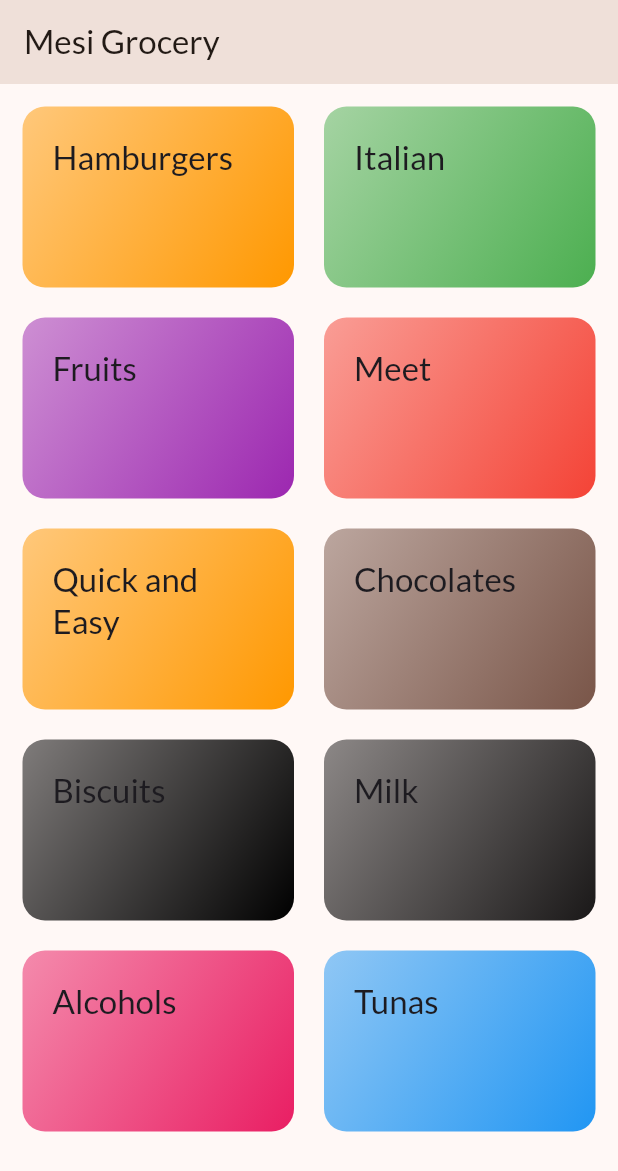
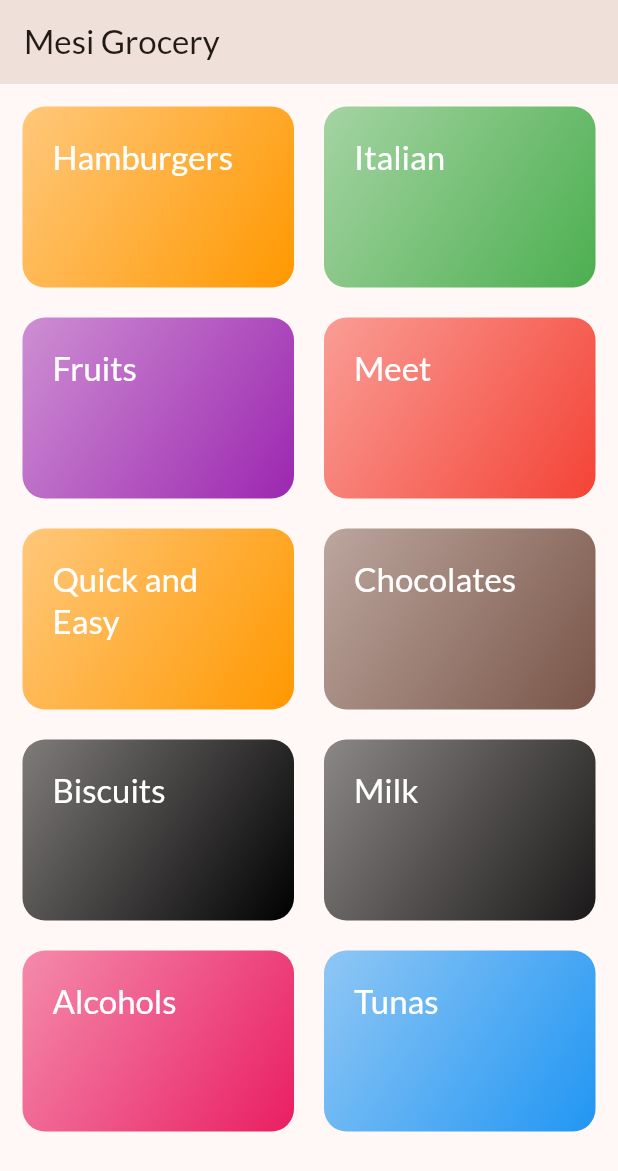
Before and after one commit to mesafntzewdu/meal_menu, a Flutter app: the screen it shows after launch, on a phone screen of 412 x 824 dp. Shown: the top 1171 px of the screen. Run offline on Flutter 3.47's test engine with Material 3 defaults, Android fonts, the phone set to English and light mode, and no system bars; our stand-ins replace google_fonts, transparent_image.

Commit message:
category detail is completed

```diff
--- a/lib/widget/category_grid_item.dart
+++ b/lib/widget/category_grid_item.dart
@@ -29,7 +29,10 @@ class CategoryGirdItem extends StatelessWidget {
         ),
         child: Text(
           category.title,
-          style: Theme.of(context).textTheme.titleLarge,
+          style: Theme.of(context)
+              .textTheme
+              .titleLarge!
+              .copyWith(color: Colors.white),
         ),
       ),
     );
```
Also changed, not shown: lib/screens/meals_details.dart (+38 -3 lines), lib/widget/meal_item.dart (+14 -1 lines).
